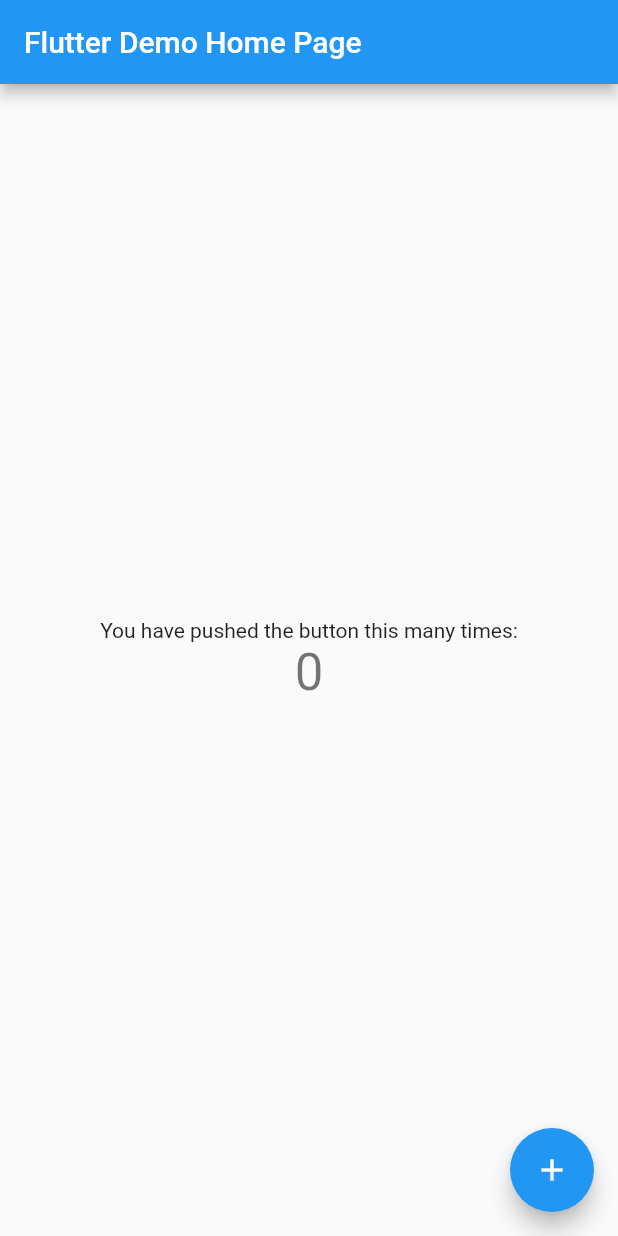
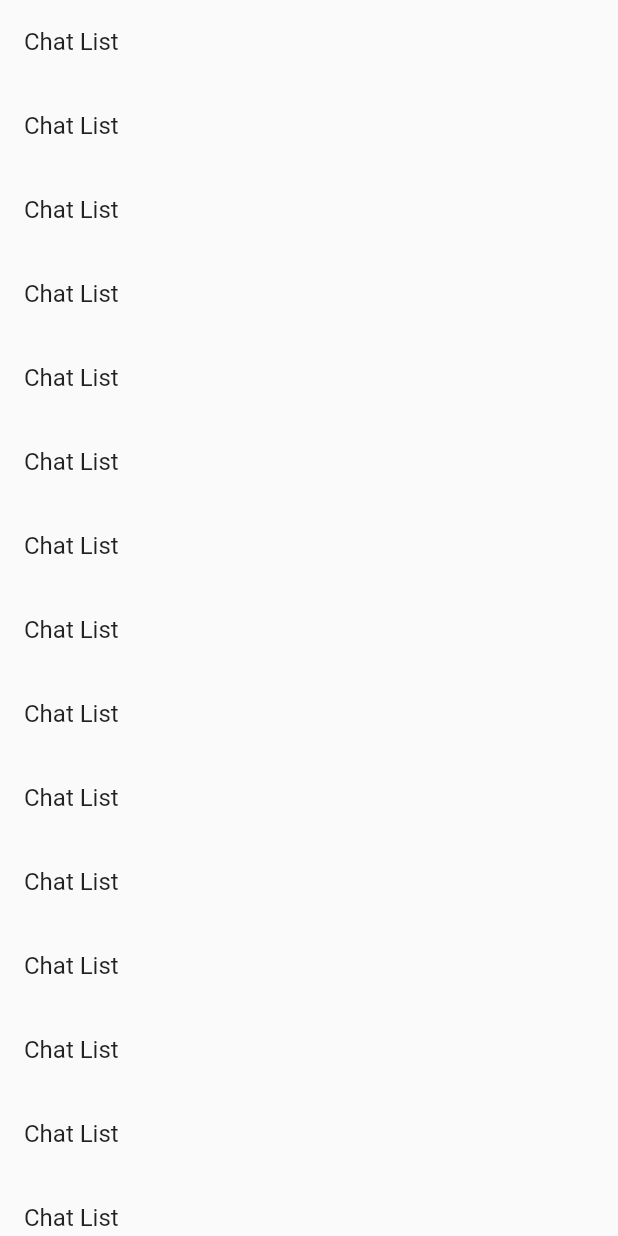
Before and after one commit to TahsinulAmir/Chatting_App-Flutter, a Flutter app: the screen it shows after launch, on a phone screen of 412 x 824 dp. Run offline on Flutter 3.47's test engine with Material 2 defaults, Android fonts, the phone set to English and light mode, and no system bars.

Commit message:
Create Project: Setup Apk & create ChatScreen

```diff
--- a/lib/main.dart
+++ b/lib/main.dart
@@ -1,115 +1,18 @@
+import 'package:chatting_app/screen/chat_screen.dart';
 import 'package:flutter/material.dart';
 
-void main() {
-  runApp(const MyApp());
+void main(List<String> args) {
+  runApp(MyApp());
 }
 
 class MyApp extends StatelessWidget {
   const MyApp({super.key});
 
-  // This widget is the root of your application.
   @override
   Widget build(BuildContext context) {
     return MaterialApp(
-      title: 'Flutter Demo',
-      theme: ThemeData(
-        // This is the theme of your application.
-        //
-        // Try running your application with "flutter run". You'll see the
-        // application has a blue toolbar. Then, without quitting the app, try
-        // changing the primarySwatch below to Colors.green and then invoke
-        // "hot reload" (press "r" in the console where you ran "flutter run",
-        // or simply save your changes to "hot reload" in a Flutter IDE).
-        // Notice that the counter didn't reset back to zero; the application
-        // is not restarted.
-        primarySwatch: Colors.blue,
-      ),
-      home: const MyHomePage(title: 'Flutter Demo Home Page'),
+      debugShowCheckedModeBanner: false,
+      home: ChatScreen(),
     );
   }
 }
-
-class MyHomePage extends StatefulWidget {
-  const MyHomePage({super.key, required this.title});
-
-  // This widget is the home page of your application. It is stateful, meaning
-  // that it has a State object (defined below) that contains fields that affect
-  // how it looks.
-
-  // This class is the configuration for the state. It holds the values (in this
-  // case the title) provided by the parent (in this case the App widget) and
-  // used by the build method of the State. Fields in a Widget subclass are
-  // always marked "final".
-
-  final String title;
-
-  @override
-  State<MyHomePage> createState() => _MyHomePageState();
-}
-
-class _MyHomePageState extends State<MyHomePage> {
-  int _counter = 0;
-
-  void _incrementCounter() {
-    setState(() {
-      // This call to setState tells the Flutter framework that something has
-      // changed in this State, which causes it to rerun the build method below
-      // so that the display can reflect the updated values. If we changed
-      // _counter without calling setState(), then the build method would not be
-      // called again, and so nothing would appear to happen.
-      _counter++;
-    });
-  }
-
-  @override
-  Widget build(BuildContext context) {
-    // This method is rerun every time setState is called, for instance as done
-    // by the _incrementCounter method above.
-    //
-    // The Flutter framework has been optimized to make rerunning build methods
-    // fast, so that you can just rebuild anything that needs updating rather
-    // than having to individually change instances of widgets.
-    return Scaffold(
-      appBar: AppBar(
-        // Here we take the value from the MyHomePage object that was created by
-        // the App.build method, and use it to set our appbar title.
-        title: Text(widget.title),
-      ),
-      body: Center(
-        // Center is a layout widget. It takes a single child and positions it
-        // in the middle of the parent.
-        child: Column(
-          // Column is also a layout widget. It takes a list of children and
-          // arranges them vertically. By default, it sizes itself to fit its
-          // children horizontally, and tries to be as tall as its parent.
-          //
-          // Invoke "debug painting" (press "p" in the console, choose the
-          // "Toggle Debug Paint" action from the Flutter Inspector in Android
-          // Studio, or the "Toggle Debug Paint" command in Visual Studio Code)
-          // to see the wireframe for each widget.
-          //
-          // Column has various properties to control how it sizes itself and
-          // how it positions its children. Here we use mainAxisAlignment to
-          // center the children vertically; the main axis here is the vertical
-          // axis because Columns are vertical (the cross axis would be
-          // horizontal).
-          mainAxisAlignment: MainAxisAlignment.center,
-          children: <Widget>[
-            const Text(
-              'You have pushed the button this many times:',
-            ),
-            Text(
-              '$_counter',
-              style: Theme.of(context).textTheme.headlineMedium,
-            ),
-          ],
-        ),
-      ),
-      floatingActionButton: FloatingActionButton(
-        onPressed: _incrementCounter,
-        tooltip: 'Increment',
-        child: const Icon(Icons.add),
-      ), // This trailing comma makes auto-formatting nicer for build methods.
-    );
-  }
-}
--- /dev/null
+++ b/lib/screen/chat_screen.dart
@@ -0,0 +1,19 @@
+import 'package:flutter/material.dart';
+
+class ChatScreen extends StatelessWidget {
+  const ChatScreen({super.key});
+
+  @override
+  Widget build(BuildContext context) {
+    return Scaffold(
+      body: ListView.builder(
+        itemCount: 15,
+        itemBuilder: (context, index) {
+          return ListTile(
+            title: Text("Chat List"),
+          );
+        },
+      ),
+    );
+  }
+}
```
